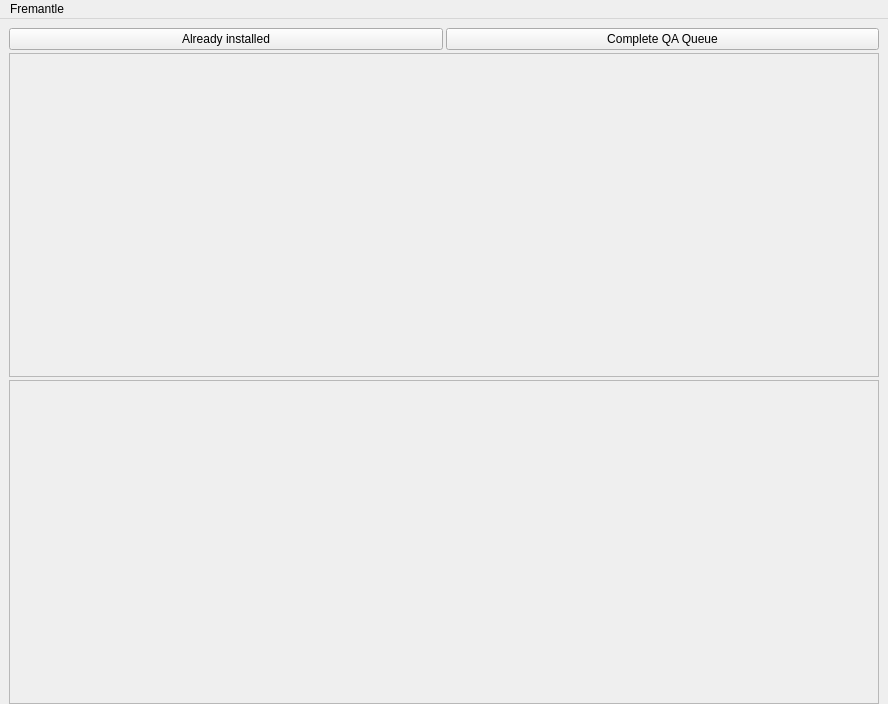
Above: src/main.ui from achipa/keepitsimpletester before the change. Below: the same form after it.
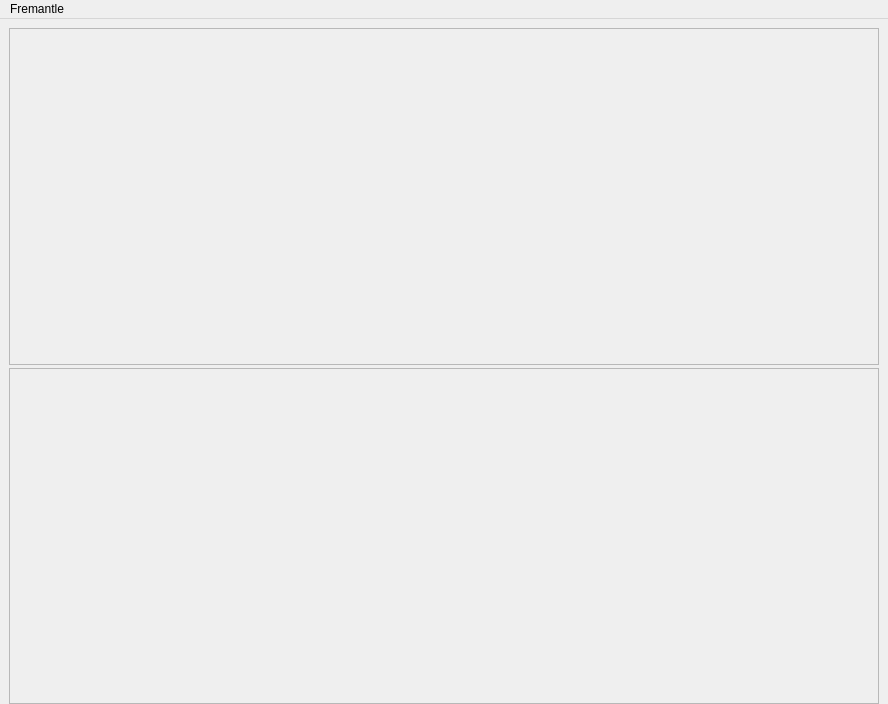
That is the form after the change.

Commit message: recent/queue picker rearranged, icons instead of color for unlock status

What changed in the file:
```diff
--- a/src/main.ui
+++ b/src/main.ui
@@ -21,36 +21,6 @@
     <property name="bottomMargin">
      <number>0</number>
     </property>
-    <item>
-     <layout class="QHBoxLayout" name="horizontalLayout">
-      <item>
-       <widget class="QPushButton" name="recentButton">
-        <property name="text">
-         <string>Already installed</string>
-        </property>
-        <property name="checkable">
-         <bool>true</bool>
-        </property>
-        <property name="autoExclusive">
-         <bool>true</bool>
-        </property>
-       </widget>
-      </item>
-      <item>
-       <widget class="QPushButton" name="queueButton">
-        <property name="text">
-         <string>Complete QA Queue</string>
-        </property>
-        <property name="checkable">
-         <bool>true</bool>
-        </property>
-        <property name="autoExclusive">
-         <bool>true</bool>
-        </property>
-       </widget>
-      </item>
-     </layout>
-    </item>
     <item>
      <widget class="QScrollArea" name="recentScroll">
       <property name="widgetResizable">
@@ -62,7 +32,7 @@
          <x>0</x>
          <y>0</y>
          <width>866</width>
-         <height>316</height>
+         <height>329</height>
         </rect>
        </property>
        <layout class="QVBoxLayout" name="recentLayout">
@@ -97,7 +67,7 @@
          <x>0</x>
          <y>0</y>
          <width>866</width>
-         <height>316</height>
+         <height>329</height>
         </rect>
        </property>
        <layout class="QVBoxLayout" name="queueLayout">
```
Left out of the diff: 10 changed lines with no effect on the pictures. The commit also changes 11 other files.
